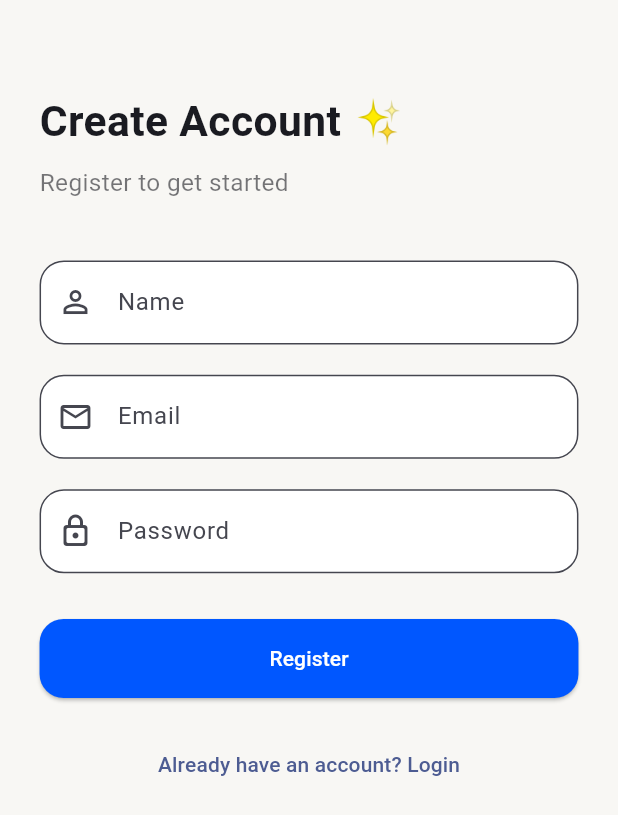
After one commit to AhmedMaresh/my_student_app, a Flutter app: the screen it shows after launch, after a tap on "Don't have an account? Register", on a phone screen of 412 x 824 dp. The commit adds this screen. Shown: the top 815 px of the screen. Run offline on Flutter 3.47's test engine with Material 3 defaults, Android fonts, the phone set to English and light mode, and no system bars; our stand-ins replace bloc, dio, flutter_bloc, flutter_screenutil, flutter_slidable, freezed_annotation and 3 more; generated files the repository leaves out were written again; network calls fail.

Commit message:
create authentication ui (login screen and register screen). add them to the route.

```diff
--- a/lib/core/routing/app_router.dart
+++ b/lib/core/routing/app_router.dart
@@ -6,6 +6,8 @@ import 'package:my_student_app/core/routing/routes.dart';
 import 'package:my_student_app/features/add_student/data/repos/add_student_repo.dart';
 import 'package:my_student_app/features/add_student/logic/cubit/add_student_cubit.dart';
 import 'package:my_student_app/features/add_student/ui/add_student_screen.dart';
+import 'package:my_student_app/features/auth/ui/login_screen.dart';
+import 'package:my_student_app/features/auth/ui/register_screen.dart';
 import 'package:my_student_app/features/manage_student/data/models/student_model.dart';
 import 'package:my_student_app/features/manage_student/data/repos/delete_student_repo.dart';
 import 'package:my_student_app/features/manage_student/data/repos/student_repo.dart';
@@ -20,7 +22,7 @@ import 'package:my_student_app/features/update_student/logic/cubit/update_studen
 class AppRouter {
   Route? generateRoute(RouteSettings settings) {
     switch (settings.name) {
-      //Students Screen
+      //Students Screen -----------------------------------------------
       case Routes.studentsScreen:
         return MaterialPageRoute(
           builder: (_) => MultiBlocProvider(
@@ -39,7 +41,7 @@ class AppRouter {
             child: const StudentsScreen(),
           ),
         );
-      // Student Details Screen
+      // Student Details Screen -----------------------------------------------
       case Routes.studentDetailsScreen:
         final student = settings.arguments as StudentModel;
         return MaterialPageRoute(
@@ -50,7 +52,7 @@ class AppRouter {
             child: StudentDetailsScreen(student: student),
           ),
         );
-      // Add Student Screen
+      // Add Student Screen -----------------------------------------------
       case Routes.addStudentScreen:
         return MaterialPageRoute(
           builder: (_) => BlocProvider<AddStudentCubit>(
@@ -60,8 +62,15 @@ class AppRouter {
             child: const AddStudentScreen(),
           ),
         );
+      // Settings Screen -----------------------------------------------
       case Routes.settingsScreen:
         return MaterialPageRoute(builder: (_) => const SettingsScreen());
+      // Login Screen -----------------------------------------------
+      case Routes.loginScreen:
+        return MaterialPageRoute(builder: (_) => const LoginScreen());
+      // Register Screen -----------------------------------------------
+      case Routes.registerScreen:
+        return MaterialPageRoute(builder: (_) => const RegisterScreen());
       default:
         return null;
     }
--- a/lib/core/routing/routes.dart
+++ b/lib/core/routing/routes.dart
@@ -3,4 +3,6 @@ class Routes {
   static const String studentDetailsScreen = '/student-details';
   static const String addStudentScreen = '/add-student-screen';
   static const String settingsScreen = '/settings';
+  static const String loginScreen = '/login';
+  static const String registerScreen = '/register';
 }
--- a/lib/core/themes/app_theme.dart
+++ b/lib/core/themes/app_theme.dart
@@ -19,6 +19,18 @@ class AppTheme {
       backgroundColor: ColorsManager.primaryBlue,
       foregroundColor: ColorsManager.white,
     ),
+    inputDecorationTheme: InputDecorationTheme(
+      filled: true,
+      fillColor: ColorsManager.lightCard,
+      border: OutlineInputBorder(borderRadius: BorderRadius.circular(16)),
+    ),
+    elevatedButtonTheme: ElevatedButtonThemeData(
+      style: ElevatedButton.styleFrom(
+        backgroundColor: ColorsManager.primaryBlue,
+        foregroundColor: ColorsManager.white,
+        shape: RoundedRectangleBorder(borderRadius: BorderRadius.circular(16)),
+      ),
+    ),
   );
 
   static ThemeData darkTheme = ThemeData(
@@ -38,5 +50,17 @@ class AppTheme {
       backgroundColor: ColorsManager.primaryBlue,
       foregroundColor: ColorsManager.white,
     ),
+    inputDecorationTheme: InputDecorationTheme(
+      filled: true,
+      fillColor: ColorsManager.darkCard,
+      border: OutlineInputBorder(borderRadius: BorderRadius.circular(16)),
+    ),
+    elevatedButtonTheme: ElevatedButtonThemeData(
+      style: ElevatedButton.styleFrom(
+        backgroundColor: ColorsManager.primaryBlue,
+        foregroundColor: ColorsManager.white,
+        shape: RoundedRectangleBorder(borderRadius: BorderRadius.circular(16)),
+      ),
+    ),
   );
 }
--- /dev/null
+++ b/lib/features/auth/ui/login_screen.dart
@@ -0,0 +1,49 @@
+import 'package:flutter/material.dart';
+import 'package:flutter_screenutil/flutter_screenutil.dart';
+import 'package:my_student_app/core/helpers/spacing.dart';
+import 'package:my_student_app/features/auth/ui/widgets/auth_button.dart';
+import 'package:my_student_app/features/auth/ui/widgets/auth_text_field.dart';
+import 'package:my_student_app/features/auth/ui/widgets/login/do_not_have_account.dart';
+import 'package:my_student_app/features/auth/ui/widgets/login/login_header.dart';
+
+class LoginScreen extends StatelessWidget {
+  const LoginScreen({super.key});
+
+  @override
+  Widget build(BuildContext context) {
+    return Scaffold(
+      body: SafeArea(
+        child: Padding(
+          padding: EdgeInsets.symmetric(horizontal: 24.w),
+          child: SingleChildScrollView(
+            keyboardDismissBehavior: ScrollViewKeyboardDismissBehavior.onDrag,
+            child: Column(
+              crossAxisAlignment: CrossAxisAlignment.start,
+              children: [
+                verticalSpace(60),
+                const LoginHeader(),
+                verticalSpace(40),
+                AuthTextField(
+                  labelText: 'Email',
+                  icon: Icons.email_outlined,
+                  obsecureText: false,
+                ),
+                verticalSpace(20),
+                AuthTextField(
+                  labelText: 'Password',
+                  icon: Icons.lock_outline_rounded,
+                  obsecureText: true,
+                ),
+                verticalSpace(30),
+                AuthButton(text: 'Login', onPressed: () {}),
+                verticalSpace(20),
+                const DoNotHaveAccount(),
+                verticalSpace(20),
+              ],
+            ),
+          ),
+        ),
+      ),
+    );
+  }
+}
--- /dev/null
+++ b/lib/features/auth/ui/register_screen.dart
@@ -0,0 +1,55 @@
+import 'package:flutter/material.dart';
+import 'package:flutter_screenutil/flutter_screenutil.dart';
+import 'package:my_student_app/core/helpers/spacing.dart';
+import 'package:my_student_app/features/auth/ui/widgets/auth_button.dart';
+import 'package:my_student_app/features/auth/ui/widgets/auth_text_field.dart';
+import 'package:my_student_app/features/auth/ui/widgets/register/already_have_account.dart';
+import 'package:my_student_app/features/auth/ui/widgets/register/register_header.dart';
+
+class RegisterScreen extends StatelessWidget {
+  const RegisterScreen({super.key});
+
+  @override
+  Widget build(BuildContext context) {
+    return Scaffold(
+      body: SafeArea(
+        child: Padding(
+          padding: EdgeInsets.symmetric(horizontal: 24.w),
+          child: SingleChildScrollView(
+            keyboardDismissBehavior: ScrollViewKeyboardDismissBehavior.onDrag,
+            child: Column(
+              crossAxisAlignment: CrossAxisAlignment.start,
+              children: [
+                verticalSpace(60),
+                const RegisterHeader(),
+                verticalSpace(40),
+                AuthTextField(
+                  labelText: 'Name',
+                  icon: Icons.person_outline,
+                  obsecureText: false,
+                ),
+                verticalSpace(20),
+                AuthTextField(
+                  labelText: 'Email',
+                  icon: Icons.email_outlined,
+                  obsecureText: false,
+                ),
+                verticalSpace(20),
+                AuthTextField(
+                  labelText: 'Password',
+                  icon: Icons.lock_outline_rounded,
+                  obsecureText: true,
+                ),
+                verticalSpace(30),
+                AuthButton(text: 'Register', onPressed: () {}),
+                verticalSpace(20),
+                const AlreadyHaveAccount(),
+                verticalSpace(20),
+              ],
+            ),
+          ),
+        ),
+      ),
+    );
+  }
+}
--- /dev/null
+++ b/lib/features/auth/ui/widgets/auth_button.dart
@@ -0,0 +1,17 @@
+import 'package:flutter/material.dart';
+import 'package:flutter_screenutil/flutter_screenutil.dart';
+
+class AuthButton extends StatelessWidget {
+  final String text;
+  final VoidCallback onPressed;
+  const AuthButton({super.key, required this.text, required this.onPressed});
+
+  @override
+  Widget build(BuildContext context) {
+    return SizedBox(
+      width: double.infinity,
+      height: 52.h,
+      child: ElevatedButton(onPressed: onPressed, child: Text(text)),
+    );
+  }
+}
--- /dev/null
+++ b/lib/features/auth/ui/widgets/auth_text_field.dart
@@ -0,0 +1,26 @@
+import 'package:flutter/material.dart';
+import 'package:flutter_screenutil/flutter_screenutil.dart';
+
+class AuthTextField extends StatelessWidget {
+  final String labelText;
+  final IconData icon;
+  final bool obsecureText;
+  const AuthTextField({
+    super.key,
+    required this.labelText,
+    required this.icon,
+    required this.obsecureText,
+  });
+
+  @override
+  Widget build(BuildContext context) {
+    return TextField(
+      obscureText: obsecureText,
+      decoration: InputDecoration(
+        labelText: labelText,
+        prefixIcon: Icon(icon),
+        border: OutlineInputBorder(borderRadius: BorderRadius.circular(16.r)),
+      ),
+    );
+  }
+}
--- /dev/null
+++ b/lib/features/auth/ui/widgets/login/do_not_have_account.dart
@@ -0,0 +1,19 @@
+import 'package:flutter/material.dart';
+import 'package:my_student_app/core/helpers/extensions.dart';
+import 'package:my_student_app/core/routing/routes.dart';
+
+class DoNotHaveAccount extends StatelessWidget {
+  const DoNotHaveAccount({super.key});
+
+  @override
+  Widget build(BuildContext context) {
+    return Center(
+      child: TextButton(
+        onPressed: () {
+          context.pushNamed(Routes.registerScreen);
+        },
+        child: const Text("Don't have an account? Register"),
+      ),
+    );
+  }
+}
--- /dev/null
+++ b/lib/features/auth/ui/widgets/login/login_header.dart
@@ -0,0 +1,30 @@
+import 'package:flutter/material.dart';
+import 'package:flutter_screenutil/flutter_screenutil.dart';
+import 'package:my_student_app/core/helpers/spacing.dart';
+
+class LoginHeader extends StatelessWidget {
+  const LoginHeader({super.key});
+
+  @override
+  Widget build(BuildContext context) {
+    return Column(
+      crossAxisAlignment: CrossAxisAlignment.start,
+      children: [
+        Text(
+          'Welcome Back 👋',
+          style: TextStyle(fontSize: 28.sp, fontWeight: FontWeight.bold),
+        ),
+        verticalSpace(8),
+        Text(
+          'Login to continue',
+          style: TextStyle(
+            fontSize: 16.sp,
+            color: Theme.of(
+              context,
+            ).textTheme.bodyLarge?.color?.withValues(alpha: 0.6),
+          ),
+        ),
+      ],
+    );
+  }
+}
--- /dev/null
+++ b/lib/features/auth/ui/widgets/register/already_have_account.dart
@@ -0,0 +1,18 @@
+import 'package:flutter/material.dart';
+import 'package:my_student_app/core/helpers/extensions.dart';
+
+class AlreadyHaveAccount extends StatelessWidget {
+  const AlreadyHaveAccount({super.key});
+
+  @override
+  Widget build(BuildContext context) {
+    return Center(
+      child: TextButton(
+        onPressed: () {
+          context.pop();
+        },
+        child: const Text('Already have an account? Login'),
+      ),
+    );
+  }
+}
--- /dev/null
+++ b/lib/features/auth/ui/widgets/register/register_header.dart
@@ -0,0 +1,30 @@
+import 'package:flutter/material.dart';
+import 'package:flutter_screenutil/flutter_screenutil.dart';
+import 'package:my_student_app/core/helpers/spacing.dart';
+
+class RegisterHeader extends StatelessWidget {
+  const RegisterHeader({super.key});
+
+  @override
+  Widget build(BuildContext context) {
+    return Column(
+      crossAxisAlignment: CrossAxisAlignment.start,
+      children: [
+        Text(
+          'Create Account ✨',
+          style: TextStyle(fontSize: 28.sp, fontWeight: FontWeight.bold),
+        ),
+        verticalSpace(8),
+        Text(
+          'Register to get started',
+          style: TextStyle(
+            fontSize: 16.sp,
+            color: Theme.of(
+              context,
+            ).textTheme.bodyLarge?.color?.withValues(alpha: 0.6),
+          ),
+        ),
+      ],
+    );
+  }
+}
--- a/lib/main.dart
+++ b/lib/main.dart
@@ -26,7 +26,7 @@ class StudentApp extends StatelessWidget {
             print('Theme Mode: $themeMode');
             return MaterialApp(
               debugShowCheckedModeBanner: false,
-              initialRoute: Routes.studentsScreen,
+              initialRoute: Routes.loginScreen,
               onGenerateRoute: AppRouter().generateRoute,
               theme: AppTheme.lightTheme,
               darkTheme: AppTheme.darkTheme,
```
